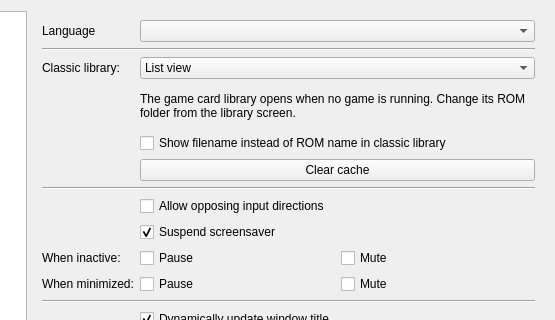
This is src/platform/qt/SettingsView.ui in Wong-Zhen-Yi/mgba-Willow as Qt 5 draws it before an edit; both pictures show x 164 to 719 and y 0 to 320 of the 719 by 586 pixel window. The edited form follows.
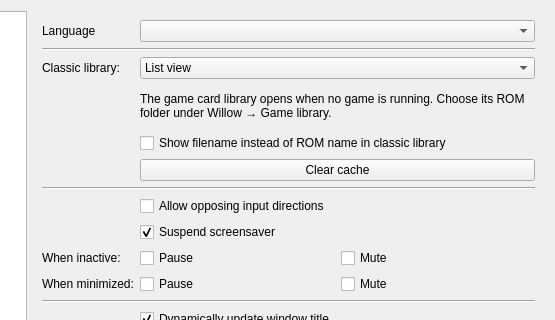
This is the edited form. The open tabs and pages were chosen to show the change.

Commit message: Qt: Expand Willow Mobile and Windows startup controls

Patch:
```diff
--- a/src/platform/qt/SettingsView.ui
+++ b/src/platform/qt/SettingsView.ui
@@ -787,7 +787,7 @@
        <item row="3" column="1">
         <widget class="QLabel" name="libraryStartInfo">
          <property name="text">
-          <string>The game card library opens when no game is running. Change its ROM folder from the library screen.</string>
+          <string>The game card library opens when no game is running. Choose its ROM folder under Willow → Game library.</string>
          </property>
          <property name="wordWrap">
           <bool>true</bool>
```
The commit also changes 18 other files.
